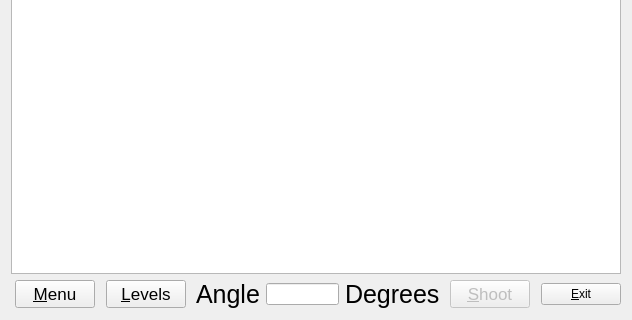
This is src/LevelStart.ui in lesan2807/EducationalSkeeBall as Qt 5 draws it before an edit; both pictures show x 0 to 632 and y 150 to 470 of the 632 by 470 pixel window. The edited form follows.
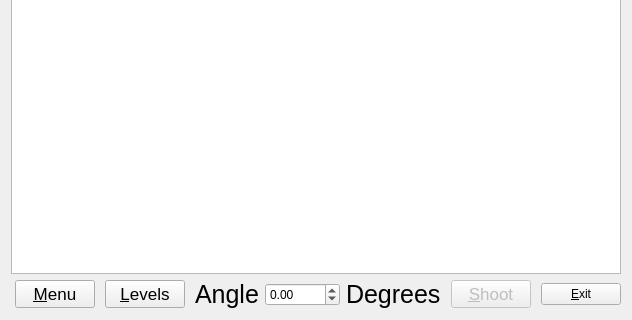
This is the edited form.

Diff of the .ui file:
```diff
--- a/src/LevelStart.ui
+++ b/src/LevelStart.ui
@@ -107,24 +107,12 @@
         </widget>
        </item>
        <item>
-        <widget class="QLineEdit" name="enterAngle">
-         <property name="inputMethodHints">
-          <set>Qt::ImhPreferNumbers</set>
+        <widget class="QDoubleSpinBox" name="enterAngle">
+         <property name="minimum">
+          <double>-1000.000000000000000</double>
          </property>
-         <property name="inputMask">
-          <string>09999</string>
-         </property>
-         <property name="text">
-          <string/>
-         </property>
-         <property name="maxLength">
-          <number>5</number>
-         </property>
-         <property name="cursorPosition">
-          <number>5</number>
-         </property>
-         <property name="clearButtonEnabled">
-          <bool>false</bool>
+         <property name="maximum">
+          <double>1000.000000000000000</double>
          </property>
         </widget>
        </item>
```
Left out of the diff: 3 changed lines with no effect on the pictures.
